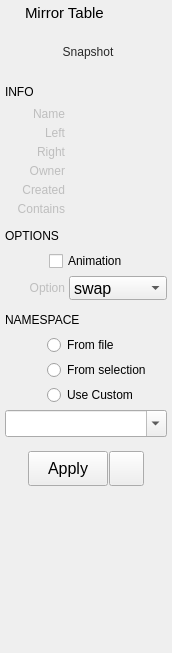
This is src/studiolibrary/packages/studiolibraryitems/resource/ui/MirrorPreviewWidget.ui in krathjen/studiolibrary as Qt 5 draws it before an edit. The edited form follows.
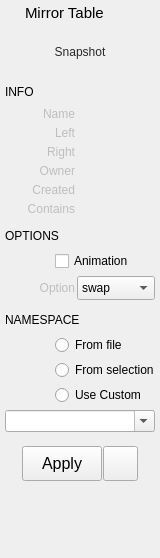
This is the edited form. Icons and pictures are not drawn.

```diff
--- a/src/studiolibrary/packages/studiolibraryitems/resource/ui/MirrorPreviewWidget.ui
+++ b/src/studiolibrary/packages/studiolibraryitems/resource/ui/MirrorPreviewWidget.ui
@@ -6,8 +6,8 @@
    <rect>
     <x>0</x>
     <y>0</y>
-    <width>172</width>
-    <height>653</height>
+    <width>160</width>
+    <height>558</height>
    </rect>
   </property>
   <property name="sizePolicy">
@@ -24,7 +24,7 @@
   </property>
   <property name="maximumSize">
    <size>
-    <width>300</width>
+    <width>16777215</width>
     <height>16777215</height>
    </size>
   </property>
@@ -32,10 +32,7 @@
    <string>Form</string>
   </property>
   <property name="styleSheet">
-   <string notr="true">QComboBox, QLineEdit {
-	font-size: 16px;
-}
-</string>
+   <string notr="true"/>
   </property>
   <layout class="QVBoxLayout" name="verticalLayout">
    <property name="spacing">
@@ -115,26 +112,7 @@
       <number>0</number>
      </property>
      <item>
-      <widget class="QLabel" name="label_9">
-       <property name="minimumSize">
-        <size>
-         <width>0</width>
-         <height>0</height>
-        </size>
-       </property>
-       <property name="maximumSize">
-        <size>
-         <width>0</width>
-         <height>16777215</height>
-        </size>
-       </property>
-       <property name="text">
-        <string/>
-       </property>
-      </widget>
-     </item>
-     <item>
-      <widget class="QFrame" name="iconFrame_2">
+      <widget class="QFrame" name="thumbnailFrame">
        <property name="sizePolicy">
         <sizepolicy hsizetype="Expanding" vsizetype="Expanding">
          <horstretch>0</horstretch>
@@ -215,8 +193,8 @@
           </property>
           <property name="iconSize">
            <size>
-            <width>176</width>
-            <height>180</height>
+            <width>150</width>
+            <height>150</height>
            </size>
           </property>
           <property name="popupMode">
@@ -296,20 +274,20 @@
         <bool>false</bool>
        </property>
        <property name="sizePolicy">
-        <sizepolicy hsizetype="Fixed" vsizetype="Preferred">
-         <horstretch>0</horstretch>
+        <sizepolicy hsizetype="Preferred" vsizetype="Preferred">
+         <horstretch>2</horstretch>
          <verstretch>0</verstretch>
         </sizepolicy>
        </property>
        <property name="minimumSize">
         <size>
-         <width>60</width>
+         <width>70</width>
          <height>0</height>
         </size>
        </property>
        <property name="maximumSize">
         <size>
-         <width>60</width>
+         <width>16777215</width>
          <height>16777215</height>
         </size>
        </property>
@@ -328,7 +306,7 @@
        </property>
        <property name="sizePolicy">
         <sizepolicy hsizetype="Ignored" vsizetype="Preferred">
-         <horstretch>0</horstretch>
+         <horstretch>4</horstretch>
          <verstretch>0</verstretch>
         </sizepolicy>
        </property>
@@ -353,20 +331,20 @@
         <bool>false</bool>
        </property>
        <property name="sizePolicy">
-        <sizepolicy hsizetype="Fixed" vsizetype="Preferred">
-         <horstretch>0</horstretch>
+        <sizepolicy hsizetype="Preferred" vsizetype="Preferred">
+         <horstretch>2</horstretch>
          <verstretch>0</verstretch>
         </sizepolicy>
        </property>
        <property name="minimumSize">
         <size>
-         <width>60</width>
+         <width>70</width>
          <height>0</height>
         </size>
        </property>
        <property name="maximumSize">
         <size>
-         <width>60</width>
+         <width>16777215</width>
          <height>16777215</height>
         </size>
        </property>
@@ -385,7 +363,7 @@
        </property>
        <property name="sizePolicy">
         <sizepolicy hsizetype="Ignored" vsizetype="Preferred">
-         <horstretch>0</horstretch>
+         <horstretch>4</horstretch>
          <verstretch>0</verstretch>
         </sizepolicy>
        </property>
@@ -410,20 +388,20 @@
         <bool>false</bool>
        </property>
        <property name="sizePolicy">
-        <sizepolicy hsizetype="Fixed" vsizetype="Preferred">
-         <horstretch>0</horstretch>
+        <sizepolicy hsizetype="Preferred" vsizetype="Preferred">
+         <horstretch>2</horstretch>
          <verstretch>0</verstretch>
         </sizepolicy>
        </property>
        <property name="minimumSize">
         <size>
-         <width>60</width>
+         <width>70</width>
          <height>0</height>
         </size>
        </property>
        <property name="maximumSize">
         <size>
-         <width>60</width>
+         <width>16777215</width>
          <height>16777215</height>
         </size>
        </property>
@@ -442,7 +420,7 @@
        </property>
        <property name="sizePolicy">
         <sizepolicy hsizetype="Ignored" vsizetype="Preferred">
-         <horstretch>0</horstretch>
+         <horstretch>4</horstretch>
          <verstretch>0</verstretch>
         </sizepolicy>
        </property>
@@ -467,20 +445,20 @@
         <bool>false</bool>
        </property>
        <property name="sizePolicy">
-        <sizepolicy hsizetype="Fixed" vsizetype="Expanding">
-         <horstretch>0</horstretch>
+        <sizepolicy hsizetype="Preferred" vsizetype="Expanding">
+         <horstretch>2</horstretch>
          <verstretch>0</verstretch>
         </sizepolicy>
        </property>
        <property name="minimumSize">
         <size>
-         <width>60</width>
+         <width>70</width>
          <height>0</height>
         </size>
        </property>
        <property name="maximumSize">
         <size>
-         <width>60</width>
+         <width>16777215</width>
          <height>500</height>
         </size>
        </property>
@@ -499,7 +477,7 @@
        </property>
        <property name="sizePolicy">
         <sizepolicy hsizetype="Ignored" vsizetype="Expanding">
-         <horstretch>0</horstretch>
+         <horstretch>4</horstretch>
          <verstretch>0</verstretch>
         </sizepolicy>
        </property>
@@ -545,20 +523,20 @@
         <bool>false</bool>
        </property>
        <property name="sizePolicy">
-        <sizepolicy hsizetype="Fixed" vsizetype="Expanding">
-         <horstretch>0</horstretch>
+        <sizepolicy hsizetype="Preferred" vsizetype="Expanding">
+         <horstretch>2</horstretch>
          <verstretch>0</verstretch>
         </sizepolicy>
        </property>
        <property name="minimumSize">
         <size>
-         <width>60</width>
+         <width>70</width>
          <height>0</height>
         </size>
        </property>
        <property name="maximumSize">
         <size>
-         <width>60</width>
+         <width>16777215</width>
          <height>500</height>
         </size>
        </property>
@@ -577,7 +555,7 @@
        </property>
        <property name="sizePolicy">
         <sizepolicy hsizetype="Expanding" vsizetype="Expanding">
-         <horstretch>0</horstretch>
+         <horstretch>4</horstretch>
          <verstretch>0</verstretch>
         </sizepolicy>
        </property>
@@ -626,20 +604,20 @@
         <bool>false</bool>
        </property>
        <property name="sizePolicy">
-        <sizepolicy hsizetype="Fixed" vsizetype="Expanding">
-         <horstretch>0</horstretch>
+        <sizepolicy hsizetype="Preferred" vsizetype="Expanding">
+         <horstretch>2</horstretch>
          <verstretch>0</verstretch>
         </sizepolicy>
        </property>
        <property name="minimumSize">
         <size>
-         <width>60</width>
+         <width>70</width>
          <height>0</height>
         </size>
        </property>
        <property name="maximumSize">
         <size>
-         <width>60</width>
+         <width>16777215</width>
          <height>500</height>
         </size>
        </property>
@@ -658,7 +636,7 @@
        </property>
        <property name="sizePolicy">
         <sizepolicy hsizetype="Expanding" vsizetype="MinimumExpanding">
-         <horstretch>0</horstretch>
+         <horstretch>4</horstretch>
          <verstretch>0</verstretch>
         </sizepolicy>
        </property>
@@ -750,15 +728,21 @@
      </property>
      <item>
       <widget class="QLabel" name="label_20">
+       <property name="sizePolicy">
+        <sizepolicy hsizetype="Preferred" vsizetype="Preferred">
+         <horstretch>2</horstretch>
+         <verstretch>0</verstretch>
+        </sizepolicy>
+       </property>
        <property name="minimumSize">
         <size>
-         <width>42</width>
+         <width>40</width>
          <height>0</height>
         </size>
        </property>
        <property name="maximumSize">
         <size>
-         <width>42</width>
+         <width>16777215</width>
          <height>16777215</height>
         </size>
        </property>
@@ -775,6 +759,18 @@
      </item>
      <item>
       <widget class="QCheckBox" name="mirrorAnimationCheckBox">
+       <property name="sizePolicy">
+        <sizepolicy hsizetype="Minimum" vsizetype="Fixed">
+         <horstretch>4</horstretch>
+         <verstretch>0</verstretch>
+        </sizepolicy>
+       </property>
+       <property name="minimumSize">
+        <size>
+         <width>100</width>
+         <height>0</height>
+        </size>
+       </property>
        <property name="text">
         <string>Animation</string>
        </property>
@@ -795,15 +791,21 @@
        <property name="enabled">
         <bool>false</bool>
        </property>
+       <property name="sizePolicy">
+        <sizepolicy hsizetype="Preferred" vsizetype="Preferred">
+         <horstretch>2</horstretch>
+         <verstretch>0</verstretch>
+        </sizepolicy>
+       </property>
        <property name="minimumSize">
         <size>
-         <width>60</width>
+         <width>70</width>
          <height>0</height>
         </size>
        </property>
        <property name="maximumSize">
         <size>
-         <width>60</width>
+         <width>16777215</width>
          <height>16777215</height>
         </size>
        </property>
@@ -816,51 +818,41 @@
       </widget>
      </item>
      <item>
-      <layout class="QHBoxLayout" name="horizontalLayout_17">
-       <property name="spacing">
-        <number>2</number>
+      <widget class="QComboBox" name="mirrorOptionComboBox">
+       <property name="sizePolicy">
+        <sizepolicy hsizetype="Preferred" vsizetype="Fixed">
+         <horstretch>4</horstretch>
+         <verstretch>0</verstretch>
+        </sizepolicy>
        </property>
-       <property name="leftMargin">
-        <number>2</number>
+       <property name="minimumSize">
+        <size>
+         <width>0</width>
+         <height>24</height>
+        </size>
        </property>
+       <property name="maximumSize">
+        <size>
+         <width>16777215</width>
+         <height>16777215</height>
+        </size>
+       </property>
        <item>
-        <widget class="QComboBox" name="mirrorOptionComboBox">
-         <property name="sizePolicy">
-          <sizepolicy hsizetype="Ignored" vsizetype="Fixed">
-           <horstretch>0</horstretch>
-           <verstretch>0</verstretch>
-          </sizepolicy>
-         </property>
-         <property name="minimumSize">
-          <size>
-           <width>0</width>
-           <height>24</height>
-          </size>
-         </property>
-         <property name="maximumSize">
-          <size>
-           <width>1000</width>
-           <height>24</height>
-          </size>
-         </property>
-         <item>
-          <property name="text">
-           <string>swap</string>
-          </property>
-         </item>
-         <item>
-          <property name="text">
-           <string>left to right</string>
-          </property>
-         </item>
-         <item>
-          <property name="text">
-           <string>right to left</string>
-          </property>
-         </item>
-        </widget>
+        <property name="text">
+         <string>swap</string>
+        </property>
        </item>
-      </layout>
+       <item>
+        <property name="text">
+         <string>left to right</string>
+        </property>
+       </item>
+       <item>
+        <property name="text">
+         <string>right to left</string>
+        </property>
+       </item>
+      </widget>
      </item>
     </layout>
    </item>
@@ -924,6 +916,12 @@
      </property>
      <item>
       <widget class="QLabel" name="label_16">
+       <property name="sizePolicy">
+        <sizepolicy hsizetype="Preferred" vsizetype="Preferred">
+         <horstretch>2</horstretch>
+         <verstretch>0</verstretch>
+        </sizepolicy>
+       </property>
        <property name="minimumSize">
         <size>
          <width>40</width>
@@ -932,7 +930,7 @@
        </property>
        <property name="maximumSize">
         <size>
-         <width>40</width>
+         <width>16777215</width>
          <height>16777215</height>
         </size>
        </property>
@@ -949,6 +947,18 @@
      </item>
      <item>
       <widget class="QRadioButton" name="useFileNamespace">
+       <property name="sizePolicy">
+        <sizepolicy hsizetype="Preferred" vsizetype="Fixed">
+         <horstretch>4</horstretch>
+         <verstretch>0</verstretch>
+        </sizepolicy>
+       </property>
+       <property name="minimumSize">
+        <size>
+         <width>100</width>
+         <height>0</height>
+        </size>
+       </property>
        <property name="text">
         <string>From file</string>
        </property>
@@ -969,6 +979,12 @@
      </property>
      <item>
       <widget class="QLabel" name="label_17">
+       <property name="sizePolicy">
+        <sizepolicy hsizetype="Preferred" vsizetype="Preferred">
+         <horstretch>2</horstretch>
+         <verstretch>0</verstretch>
+        </sizepolicy>
+       </property>
        <property name="minimumSize">
         <size>
          <width>40</width>
@@ -977,7 +993,7 @@
        </property>
        <property name="maximumSize">
         <size>
-         <width>40</width>
+         <width>16777215</width>
          <height>16777215</height>
         </size>
        </property>
@@ -994,6 +1010,18 @@
      </item>
      <item>
       <widget class="QRadioButton" name="useSelectionNamespace">
+       <property name="sizePolicy">
+        <sizepolicy hsizetype="Preferred" vsizetype="Fixed">
+         <horstretch>4</horstretch>
+         <verstretch>0</verstretch>
+        </sizepolicy>
+       </property>
+       <property name="minimumSize">
+        <size>
+         <width>100</width>
+         <height>0</height>
+        </size>
+       </property>
        <property name="text">
         <string>From selection</string>
        </property>
@@ -1014,6 +1042,12 @@
      </property>
      <item>
       <widget class="QLabel" name="label_19">
+       <property name="sizePolicy">
+        <sizepolicy hsizetype="Preferred" vsizetype="Preferred">
+         <horstretch>2</horstretch>
+         <verstretch>0</verstretch>
+        </sizepolicy>
+       </property>
        <property name="minimumSize">
         <size>
          <width>40</width>
@@ -1022,7 +1056,7 @@
        </property>
        <property name="maximumSize">
         <size>
-         <width>40</width>
+         <width>16777215</width>
          <height>16777215</height>
         </size>
        </property>
@@ -1039,6 +1073,18 @@
      </item>
      <item>
       <widget class="QRadioButton" name="useCustomNamespace">
+       <property name="sizePolicy">
+        <sizepolicy hsizetype="Preferred" vsizetype="Fixed">
+         <horstretch>4</horstretch>
+         <verstretch>0</verstretch>
+        </sizepolicy>
+       </property>
+       <property name="minimumSize">
+        <size>
+         <width>100</width>
+         <height>0</height>
+        </size>
+       </property>
        <property name="text">
         <string>Use Custom</string>
        </property>
@@ -1048,6 +1094,12 @@
    </item>
    <item>
     <widget class="QComboBox" name="namespaceComboBox">
+     <property name="sizePolicy">
+      <sizepolicy hsizetype="Preferred" vsizetype="Preferred">
+       <horstretch>0</horstretch>
+       <verstretch>0</verstretch>
+      </sizepolicy>
+     </property>
      <property name="editable">
       <bool>true</bool>
      </property>
```
Left out of the diff: 10 changed lines with no effect on the pictures.
